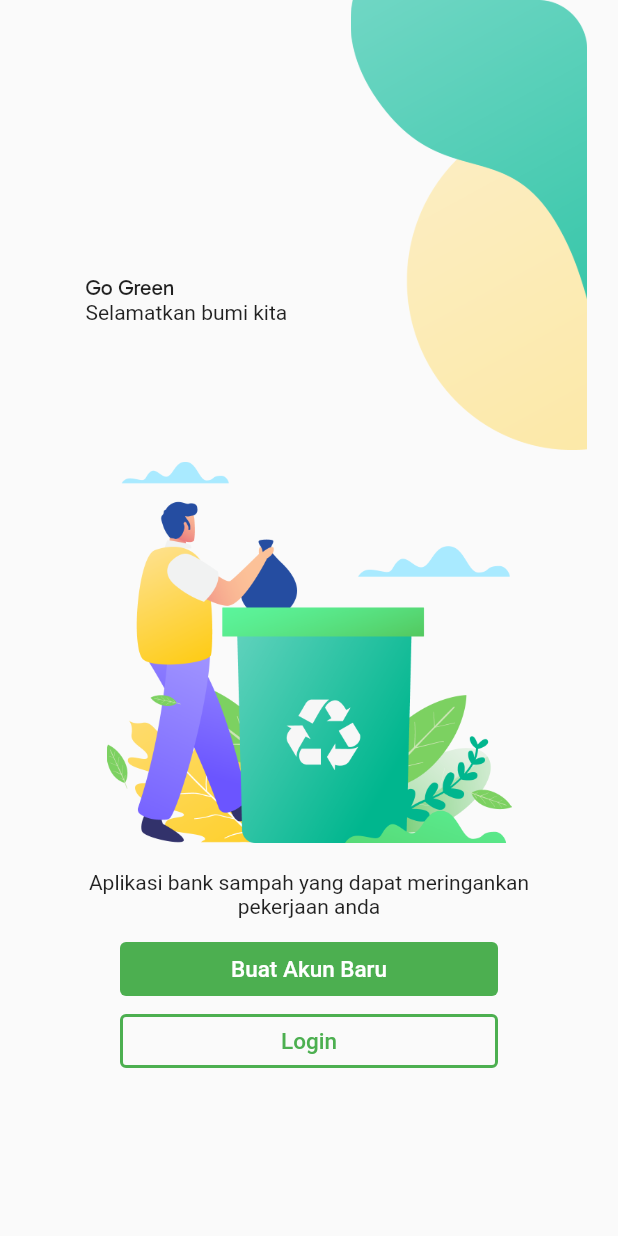
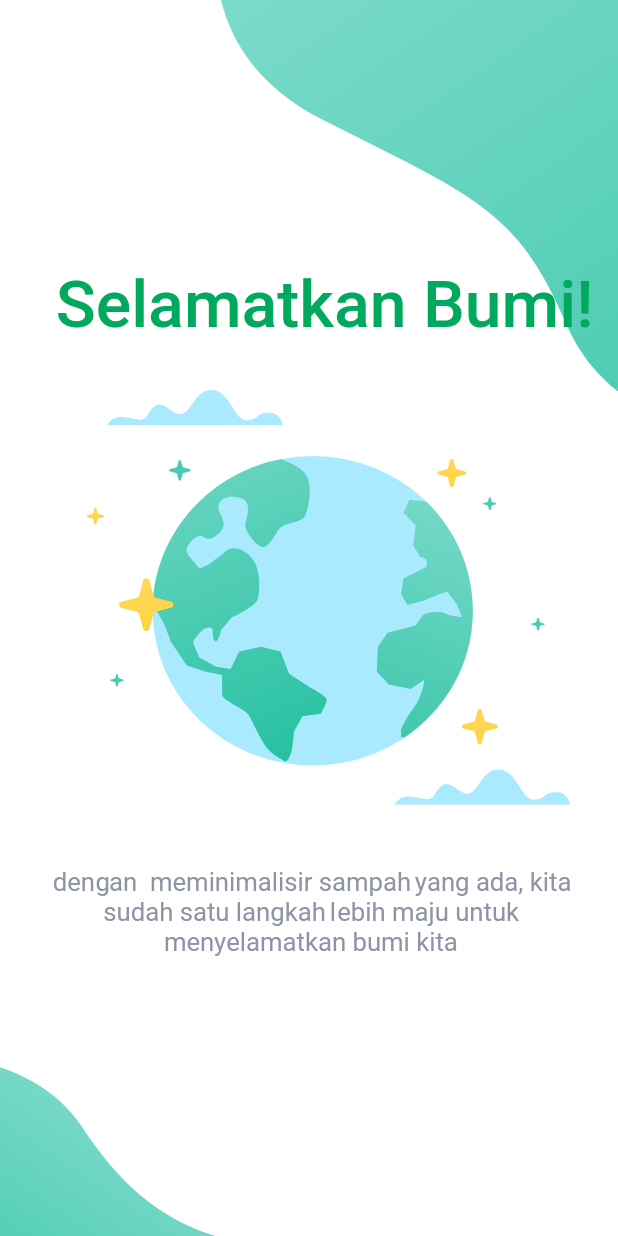
Before and after one commit to faishalyb/flutter_final_submission, a Flutter app: the screen it shows after launch, on a phone screen of 412 x 824 dp. Run offline on Flutter 3.47's test engine with Material 2 defaults, Android fonts, the phone set to English and light mode, and no system bars; our stand-ins replace flutter_svg.

Commit message:
onboarding 1

```diff
--- a/lib/homepage_screen.dart
+++ b/lib/homepage_screen.dart
@@ -93,6 +93,9 @@ class Homepage_Screen extends StatelessWidget{
                             )
                         ),
                       ),
+                      Image.asset(
+                          "assets/png/bg2.png",
+                      )
                     ],
                   )
                 ),
--- a/lib/main.dart
+++ b/lib/main.dart
@@ -1,3 +1,4 @@
+import 'package:final_submission/onboarding_screen.dart';
 import 'package:flutter/material.dart';
 import 'homepage_screen.dart';
 
@@ -13,7 +14,7 @@ class MyApp extends StatelessWidget {
     return MaterialApp(
       title: 'faishalyb_final_submission',
       theme: ThemeData(),
-      home: const Homepage_Screen(),
+      home: const Onboarding_Screen(),
     );
   }
 }
--- /dev/null
+++ b/lib/onboarding_screen.dart
@@ -0,0 +1,29 @@
+import 'package:flutter/material.dart';
+import 'package:flutter_svg/flutter_svg.dart';
+
+class Onboarding_Screen extends StatelessWidget {
+  const Onboarding_Screen({Key? key}) : super(key: key);
+  final String assetName = ('assets/svg/onboarding1.svg');
+
+  @override
+  Widget build(BuildContext context) {
+    return Scaffold(
+      backgroundColor: Colors.tealAccent,
+      body: SafeArea(
+        child: Stack(
+          children: <Widget>[
+            Positioned.fill(
+                child: SvgPicture.asset(
+                  assetName,
+                  alignment: Alignment.center,
+                  width: MediaQuery.of(context).size.width,
+                  height: MediaQuery.of(context).size.height,
+                  fit: BoxFit.cover,
+                )
+            )
+          ],
+        ),
+      )
+    );
+  }
+}
```
Also changed, not shown: assets/png/onboarding1.png (added), assets/svg/onboarding1.svg (added).
